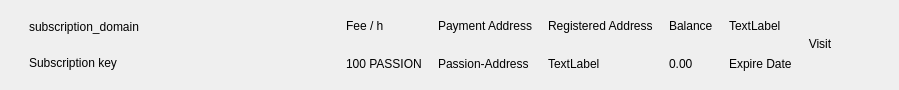
Old version of the form src/qt/passion/subscription/subrow.ui in the repository PassionCash/PassionCashCoin.
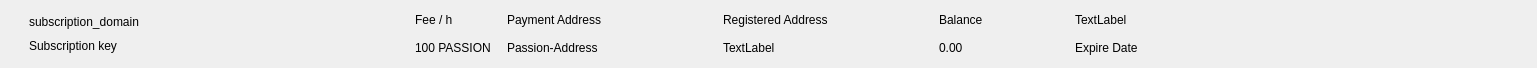
New version of the form. Icons and pictures are not drawn.

```diff
--- a/src/qt/passion/subscription/subrow.ui
+++ b/src/qt/passion/subscription/subrow.ui
@@ -6,8 +6,8 @@
    <rect>
     <x>0</x>
     <y>0</y>
-    <width>899</width>
-    <height>90</height>
+    <width>1537</width>
+    <height>68</height>
    </rect>
   </property>
   <property name="windowTitle">
@@ -46,6 +46,12 @@
      <layout class="QHBoxLayout" name="horizontalLayout">
       <item>
        <widget class="QFrame" name="frame">
+        <property name="minimumSize">
+         <size>
+          <width>200</width>
+          <height>0</height>
+         </size>
+        </property>
         <property name="styleSheet">
          <string notr="true">border:none;padding:0px;</string>
         </property>
@@ -79,6 +85,12 @@
              <verstretch>0</verstretch>
             </sizepolicy>
            </property>
+           <property name="minimumSize">
+            <size>
+             <width>200</width>
+             <height>0</height>
+            </size>
+           </property>
            <property name="text">
             <string>subscription_domain</string>
            </property>
@@ -105,6 +117,9 @@
         <property name="orientation">
          <enum>Qt::Horizontal</enum>
         </property>
+        <property name="sizeType">
+         <enum>QSizePolicy::Fixed</enum>
+        </property>
         <property name="sizeHint" stdset="0">
          <size>
           <width>10</width>
@@ -158,6 +173,12 @@
         </item>
         <item>
          <widget class="QLabel" name="lblPaymentAddressValue">
+          <property name="minimumSize">
+           <size>
+            <width>200</width>
+            <height>0</height>
+           </size>
+          </property>
           <property name="text">
            <string>Passion-Address</string>
           </property>
@@ -192,6 +213,12 @@
         </item>
         <item>
          <widget class="QLabel" name="lblRegisteredAddressValue">
+          <property name="minimumSize">
+           <size>
+            <width>200</width>
+            <height>0</height>
+           </size>
+          </property>
           <property name="text">
            <string>TextLabel</string>
           </property>
@@ -226,6 +253,12 @@
         </item>
         <item>
          <widget class="QLabel" name="lblBalanceRegisteredAddressValue">
+          <property name="minimumSize">
+           <size>
+            <width>120</width>
+            <height>0</height>
+           </size>
+          </property>
           <property name="text">
            <string>0.00</string>
           </property>
@@ -273,7 +306,7 @@
          <enum>Qt::Horizontal</enum>
         </property>
         <property name="sizeType">
-         <enum>QSizePolicy::Fixed</enum>
+         <enum>QSizePolicy::Expanding</enum>
         </property>
         <property name="sizeHint" stdset="0">
          <size>
@@ -283,36 +316,6 @@
         </property>
        </spacer>
       </item>
-      <item>
-       <widget class="QPushButton" name="btnVisitSite">
-        <property name="text">
-         <string>Visit</string>
-        </property>
-       </widget>
-      </item>
-      <item>
-       <widget class="QPushButton" name="pushButtonMenu">
-        <property name="focusPolicy">
-         <enum>Qt::NoFocus</enum>
-        </property>
-        <property name="styleSheet">
-         <string notr="true">border:none; background-color:transparent; padding:0px;</string>
-        </property>
-        <property name="text">
-         <string/>
-        </property>
-        <property name="icon">
-         <iconset>
-          <normaloff>:/ic-menu-hover</normaloff>:/ic-menu-hover</iconset>
-        </property>
-        <property name="iconSize">
-         <size>
-          <width>24</width>
-          <height>24</height>
-         </size>
-        </property>
-       </widget>
-      </item>
      </layout>
     </widget>
    </item>
```
